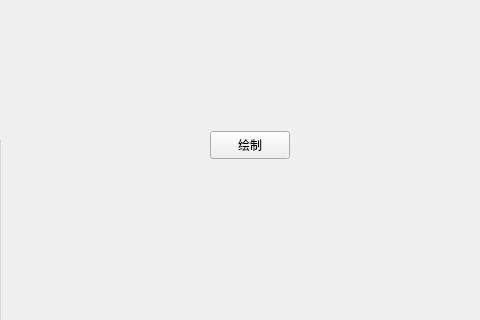
Qt form mainwindow.ui (SkyNetX007/MonitorServer) before a commit; both pictures show x 480 to 960 and y 139 to 459 of the 960 by 638 pixel window.
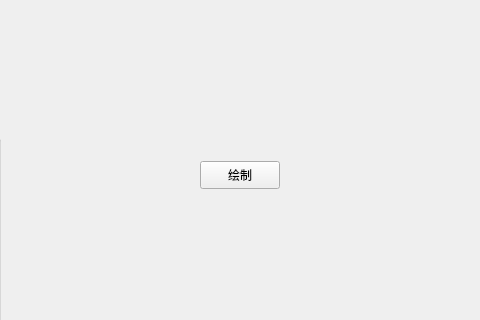
The same form after that commit. Custom widgets are drawn as their Qt base class.

Patch:
```diff
--- a/mainwindow.ui
+++ b/mainwindow.ui
@@ -263,18 +263,18 @@
    <widget class="QChartView" name="widget" native="true">
     <property name="geometry">
      <rect>
-      <x>530</x>
+      <x>500</x>
       <y>10</y>
-      <width>401</width>
-      <height>251</height>
+      <width>451</width>
+      <height>281</height>
      </rect>
     </property>
    </widget>
    <widget class="QPushButton" name="drawChart">
     <property name="geometry">
      <rect>
-      <x>690</x>
-      <y>270</y>
+      <x>680</x>
+      <y>300</y>
       <width>80</width>
       <height>28</height>
      </rect>
```
Left out of the diff: 2 changed lines with no effect on the pictures.
